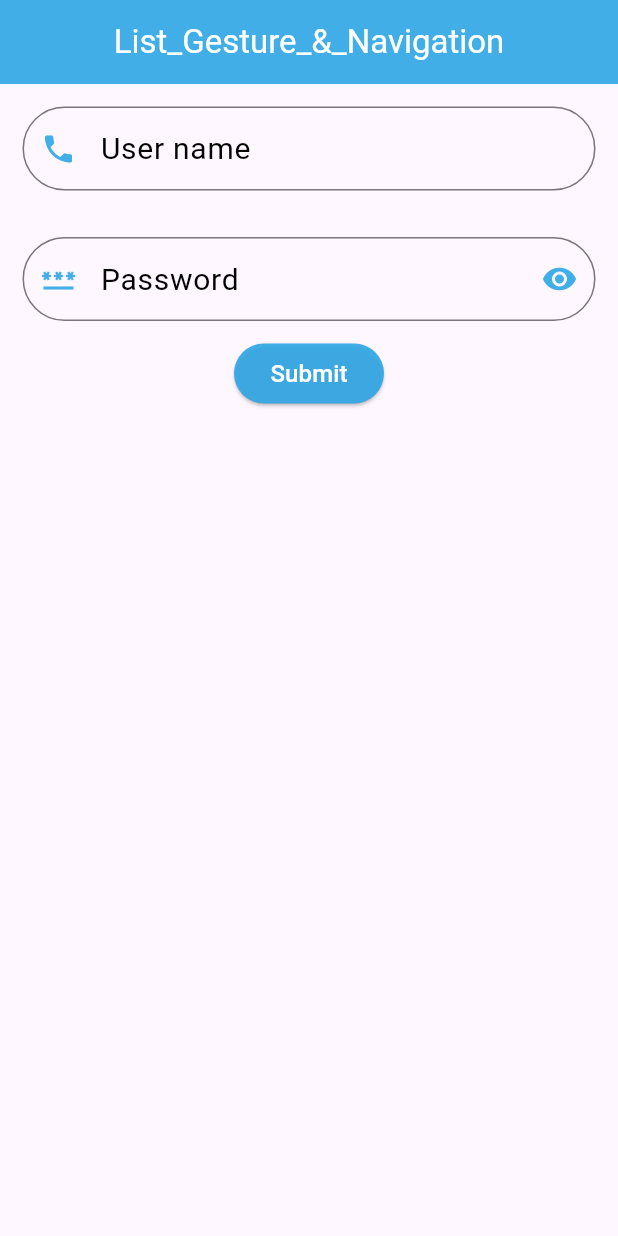
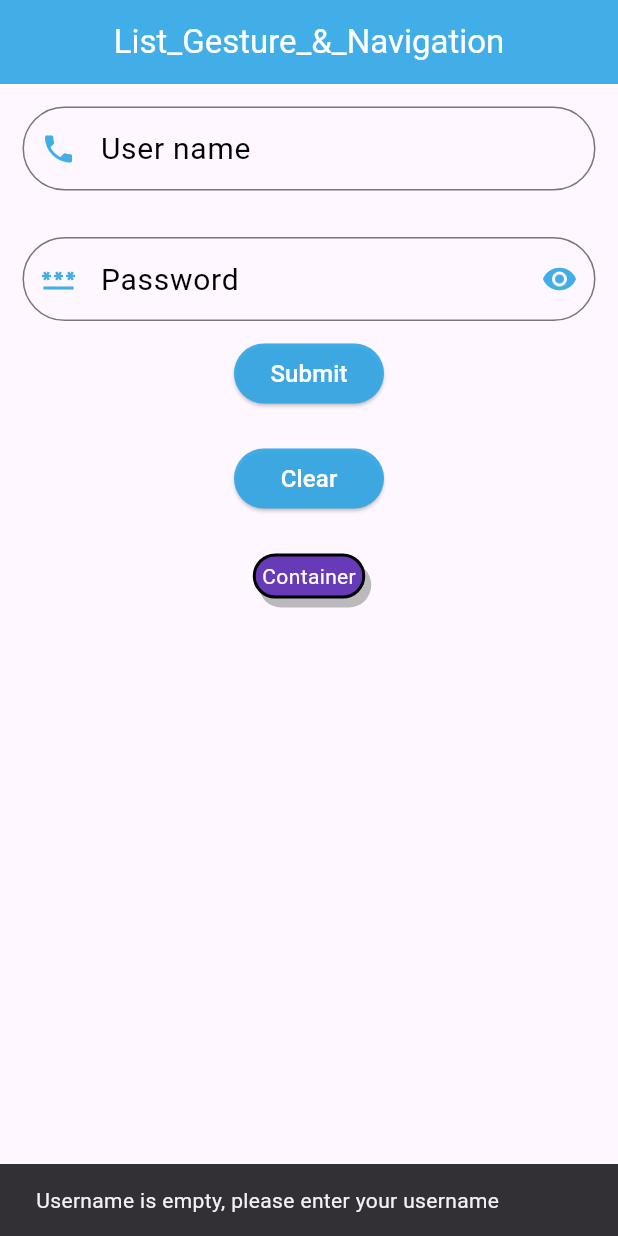
Before and after one commit to meherab-hossen-dev/flutter_1, a Flutter app: the screen it shows after launch, after a tap on "Submit", on a phone screen of 412 x 824 dp. Run offline on Flutter 3.47's test engine with Material 3 defaults, Android fonts, the phone set to English and light mode, and no system bars.

Commit message:
container(add)

```diff
--- a/lib/widget.dart
+++ b/lib/widget.dart
@@ -84,7 +84,7 @@ class flutterWidget extends StatelessWidget {
                   borderRadius: BorderRadius.circular(50),
                 ),
                 prefixIcon: Icon(Icons.password_sharp, color: Color.fromRGBO(46, 166, 228, 0.9019607843137255),),
-                 suffixIcon: Icon(Icons.remove_red_eye, color: Color.fromRGBO(46, 166, 228, 0.9019607843137255),),
+                suffixIcon: Icon(Icons.remove_red_eye, color: Color.fromRGBO(46, 166, 228, 0.9019607843137255),),
 
               ),
             ),
@@ -102,6 +102,10 @@ class flutterWidget extends StatelessWidget {
 
                     if(userName.text.isEmpty){
 
+                      ScaffoldMessenger.of(context).showSnackBar(
+
+                        SnackBar(content: Text('Username is empty, please enter your username')),
+                      );
                       print('Please enter username');
                     }
                     else{
@@ -109,19 +113,80 @@ class flutterWidget extends StatelessWidget {
                       print('User name: ${userName.text}');
                     }
 
-                    if(pass.text.contains('#')){
+                    if(!pass.text.contains('#')){
 
-                      print('Password: ${pass.text}');
+                      ScaffoldMessenger.of(context).showSnackBar(
+
+                        SnackBar(content: Text('Enter password using \'#\'')),
+                      );
+                      print('Enter a password using \'#\'');
                     }
                     else{
 
-                      print('Enter a password using \'#\'');
+                      print('Password: ${pass.text}');
                     }
                   }, child: Text('Submit', style: TextStyle(
 
                 color: Colors.white,
                 fontSize: 16,
               ),))),
+
+          SizedBox(
+
+            height: 30,
+          ),
+
+          SizedBox(
+              width: 100,
+              height: 40,
+              child: ElevatedButton(
+                  style: ElevatedButton.styleFrom(
+
+                    backgroundColor: Color.fromRGBO(46, 166, 228, 0.9019607843137255),
+                  ),
+                  onPressed: () {
+
+                    userName.clear();
+                    pass.clear();
+                  }, child: Text('Clear', style: TextStyle(
+
+                color: Colors.white,
+                fontSize: 16,
+              ),))),
+
+          SizedBox(
+
+            height: 30,
+          ),
+
+          Container(
+            alignment: Alignment.center,
+            height: 30,
+            width: 75,
+            decoration: BoxDecoration(
+
+              color: Colors.deepPurple,
+              borderRadius: BorderRadius.circular(20),
+              border: Border.all(
+
+                width: 2,
+                color: Colors.black,
+              ),
+
+              boxShadow: [
+                BoxShadow(
+
+                  color: Colors.grey.withOpacity(0.7),
+                  offset: Offset(4, 6)
+                ),
+              ],
+            ),
+            child: Text('Container', style: TextStyle(
+
+              color: Colors.white,
+
+            ),),
+          )
         ],
       ),
     );
```
